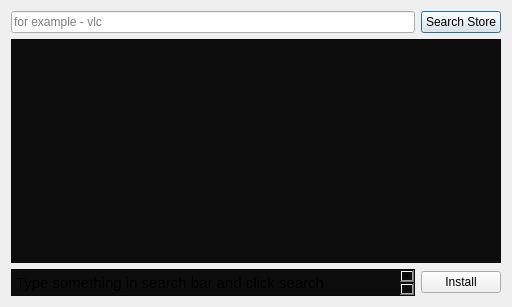
First picture: the form in snapcraft-qt/store.ui, repository snapcraft-gui/snapcraft-gui, before the edit.
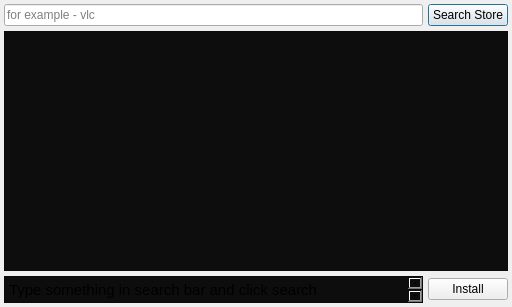
Second picture: the form after the edit. Icons and pictures are not drawn.

Commit message: store search with install remove options

Diff of the .ui file:
```diff
--- a/snapcraft-qt/store.ui
+++ b/snapcraft-qt/store.ui
@@ -14,6 +14,21 @@
    <string>Snap Store</string>
   </property>
   <layout class="QVBoxLayout" name="verticalLayout">
+   <property name="spacing">
+    <number>5</number>
+   </property>
+   <property name="leftMargin">
+    <number>4</number>
+   </property>
+   <property name="topMargin">
+    <number>4</number>
+   </property>
+   <property name="rightMargin">
+    <number>4</number>
+   </property>
+   <property name="bottomMargin">
+    <number>4</number>
+   </property>
    <item>
     <layout class="QHBoxLayout" name="horizontalLayout">
      <item>
```
The commit also changes 1 other file.
